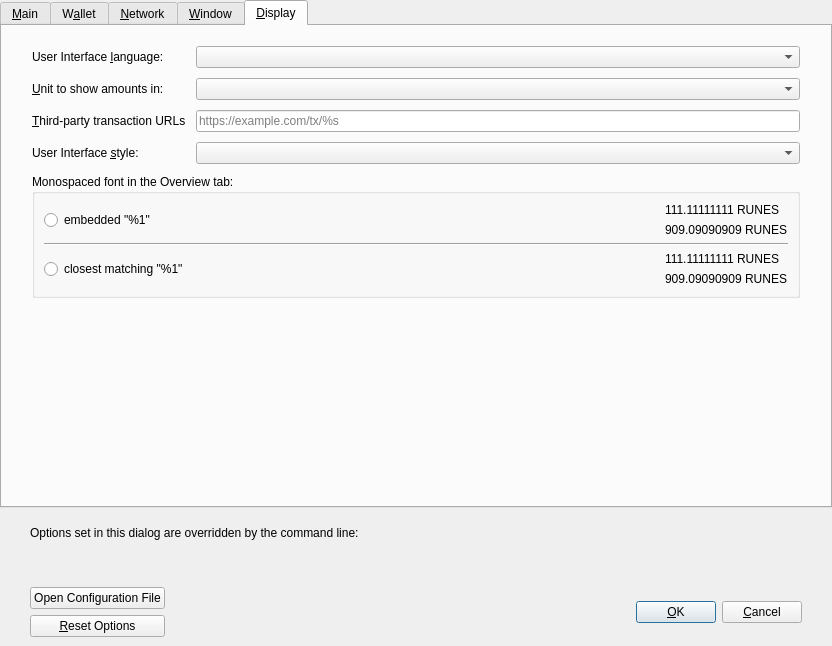
Above: src/qt/forms/optionsdialog.ui from Runebase/runebase before the change. Below: the same form after it.
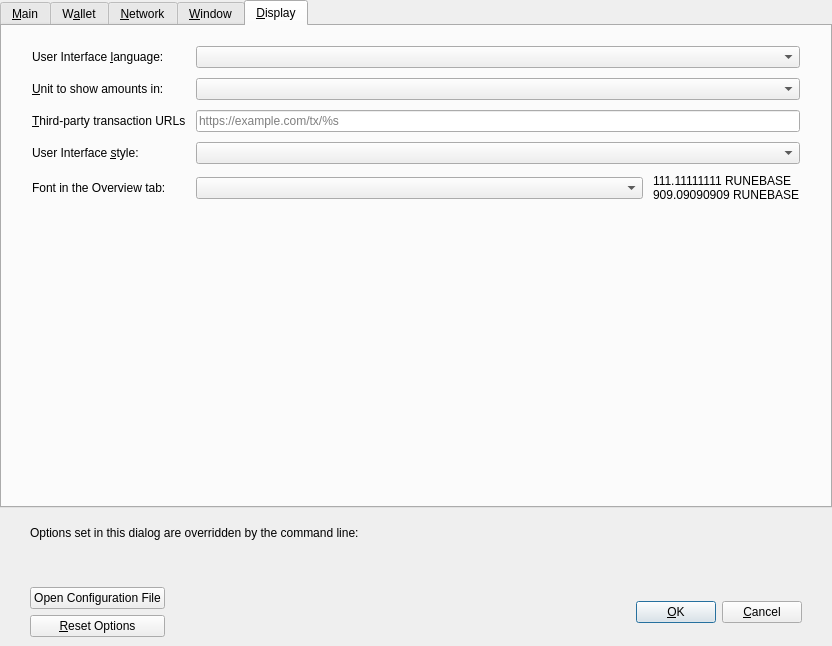
That is the form after the change. The open tabs and pages were chosen to show the change. Custom widgets are drawn as their Qt base class.

What changed in the file:
```diff
--- a/src/qt/forms/optionsdialog.ui
+++ b/src/qt/forms/optionsdialog.ui
@@ -1010,107 +1010,39 @@
            </property>
           </widget>
          </item>
-        </layout>
-       </item>
-       <item>
-        <widget class="QGroupBox" name="font_groupBox">
-         <property name="title">
-          <string>Monospaced font in the Overview tab:</string>
-         </property>
-         <layout class="QVBoxLayout" name="font_verticalLayout">
-          <item>
-           <layout class="QHBoxLayout" name="embeddedFont_horizontalLayout">
-            <item>
-             <widget class="QRadioButton" name="embeddedFont_radioButton">
+         <item row="4" column="0">
+          <widget class="QLabel" name="moneyFontLabel">
               <property name="text">
-               <string>embedded &quot;%1&quot;</string>
-              </property>
-             </widget>
-            </item>
-            <item>
-             <spacer name="embeddedFont_horizontalSpacer">
-              <property name="orientation">
-               <enum>Qt::Horizontal</enum>
-              </property>
-              <property name="sizeHint" stdset="0">
-               <size>
-                <width>40</width>
-                <height>20</height>
-               </size>
-              </property>
-             </spacer>
-            </item>
-            <item>
-             <layout class="QVBoxLayout" name="embeddedFont_verticalLayout">
-              <item>
-               <widget class="QLabel" name="embeddedFont_label_1">
-                <property name="text">
-                 <string notr="true">111.11111111 RUNES</string>
-                </property>
-               </widget>
-              </item>
+            <string>Font in the Overview tab: </string>
+           </property>
+           <property name="buddy">
+            <cstring>moneyFont</cstring>
+           </property>
+          </widget>
+         </item>
+         <item row="4" column="1">
+          <layout class="QHBoxLayout" name="horizontalLayout_4_Display">
               <item>
-               <widget class="QLabel" name="embeddedFont_label_9">
-                <property name="text">
-                 <string notr="true">909.09090909 RUNES</string>
+            <widget class="QComboBox" name="moneyFont">
+             <property name="sizePolicy">
+              <sizepolicy hsizetype="Expanding" vsizetype="Fixed">
+               <horstretch>0</horstretch>
+               <verstretch>0</verstretch>
+              </sizepolicy>
                 </property>
                </widget>
               </item>
-             </layout>
-            </item>
-           </layout>
-          </item>
           <item>
-           <widget class="Line" name="font_line">
-            <property name="orientation">
-             <enum>Qt::Horizontal</enum>
-            </property>
-           </widget>
-          </item>
-          <item>
-           <layout class="QHBoxLayout" name="systemFont_horizontalLayout">
-            <item>
-             <widget class="QRadioButton" name="systemFont_radioButton">
+            <widget class="QLabel" name="moneyFont_preview">
               <property name="text">
-               <string>closest matching &quot;%1&quot;</string>
+              <string notr="true">111.11111111 RUNEBASE
+909.09090909 RUNEBASE</string>
               </property>
              </widget>
             </item>
-            <item>
-             <spacer name="systemFont_horizontalSpacer">
-              <property name="orientation">
-               <enum>Qt::Horizontal</enum>
-              </property>
-              <property name="sizeHint" stdset="0">
-               <size>
-                <width>40</width>
-                <height>20</height>
-               </size>
-              </property>
-             </spacer>
-            </item>
-            <item>
-             <layout class="QVBoxLayout" name="systemFont_verticalLayout">
-              <item>
-               <widget class="QLabel" name="systemFont_label_1">
-                <property name="text">
-                 <string notr="true">111.11111111 RUNES</string>
-                </property>
-               </widget>
-              </item>
-              <item>
-               <widget class="QLabel" name="systemFont_label_9">
-                <property name="text">
-                 <string notr="true">909.09090909 RUNES</string>
-                </property>
-               </widget>
-              </item>
              </layout>
             </item>
            </layout>
-          </item>
-         </layout>
-        </widget>
        </item>
        <item>
         <spacer name="verticalSpacer_Display">
```
Left out of the diff: 2 changed lines with no effect on the pictures. Lines whose indentation alone changed are shown as unchanged.
